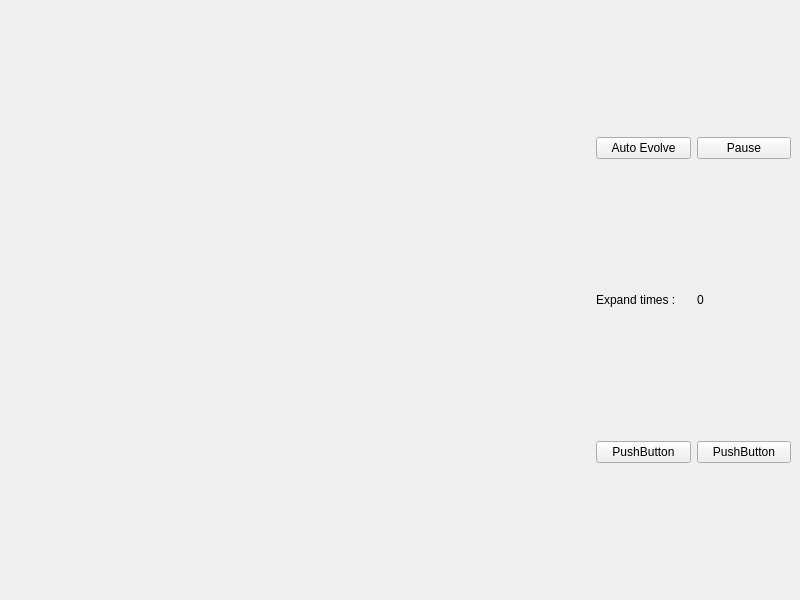
Before: the Qt Designer form mainwindow.ui in liyanzhang505/ConwayGameOfLife, drawn with Qt 5.
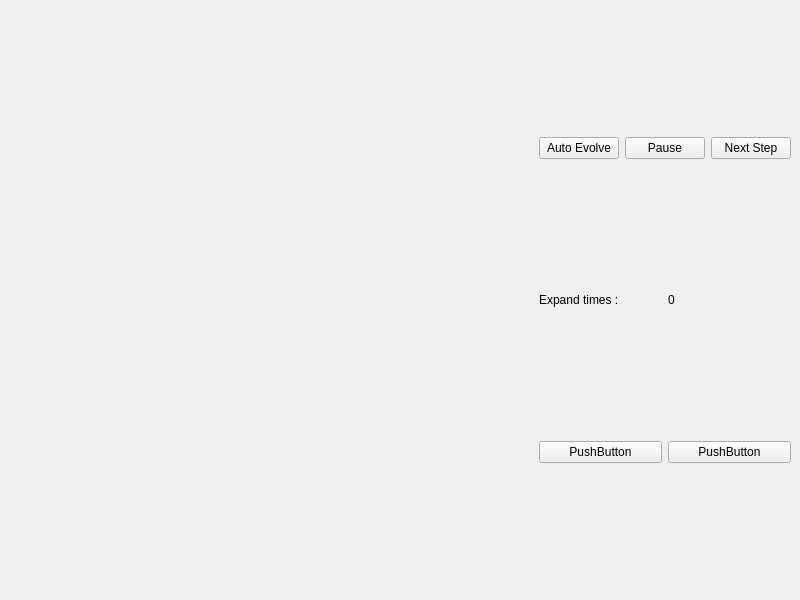
After: the same form once the commit is applied.

What changed in the file:
```diff
--- a/mainwindow.ui
+++ b/mainwindow.ui
@@ -60,6 +60,13 @@
             </property>
            </widget>
           </item>
+          <item>
+           <widget class="QPushButton" name="nextStepBtn">
+            <property name="text">
+             <string>Next Step</string>
+            </property>
+           </widget>
+          </item>
          </layout>
         </item>
         <item>
```
